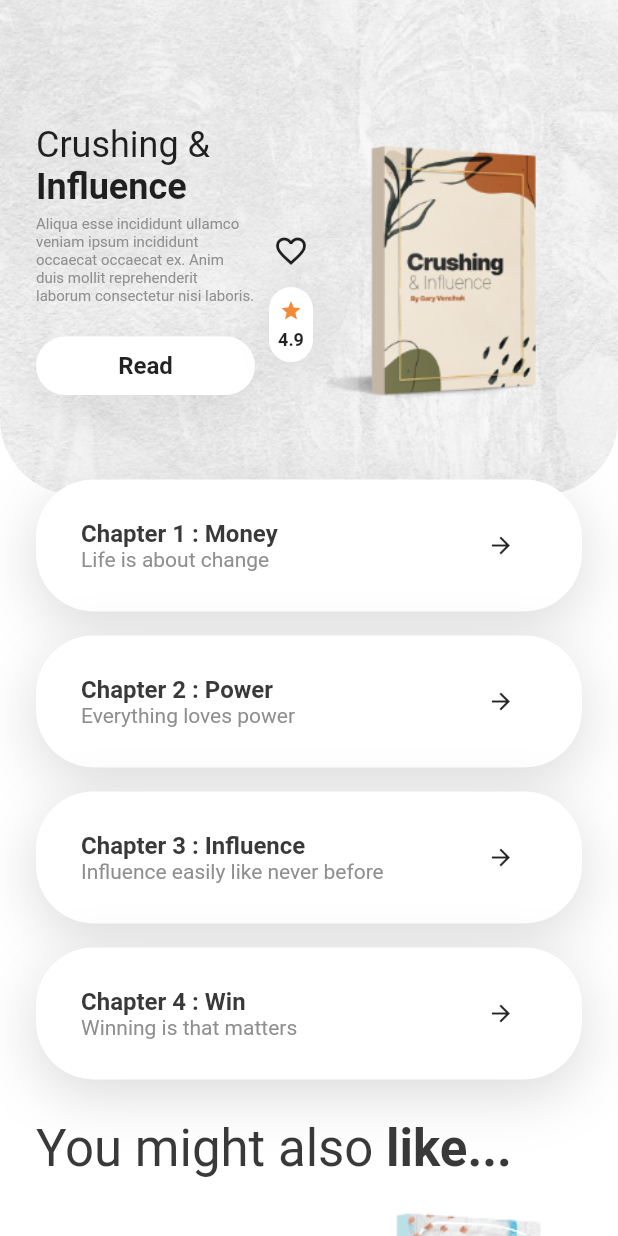
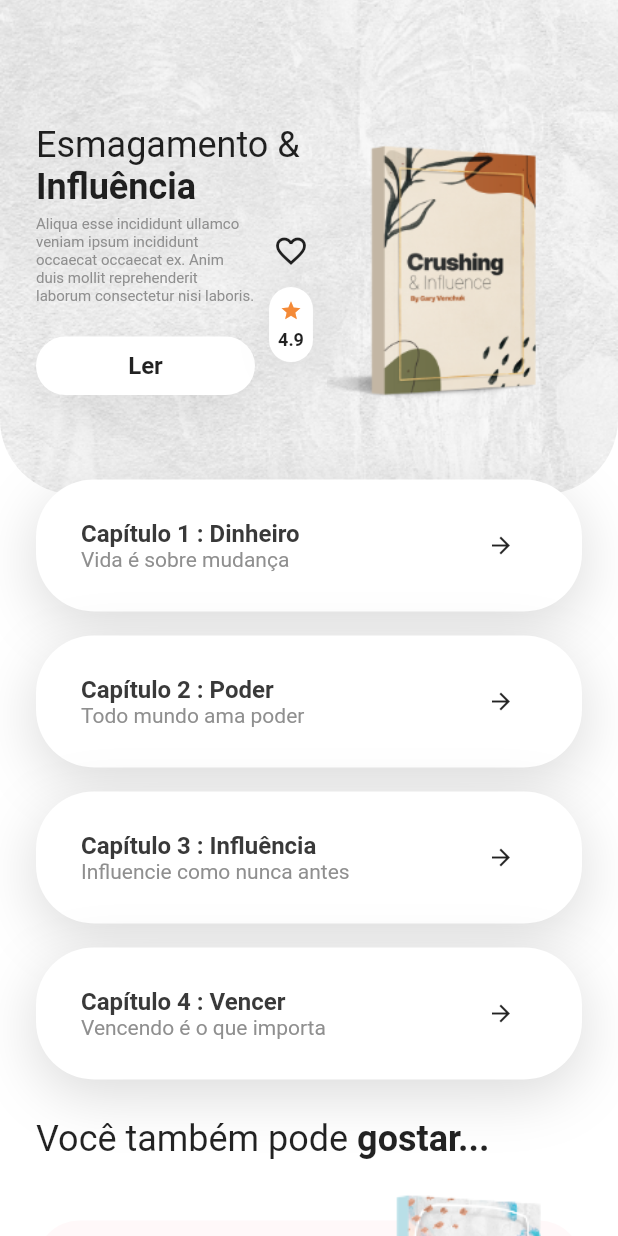
Before and after one commit to romariosilva/app_ebook_flutter, a Flutter app: the DetailsScreen screen opened directly, on a phone screen of 412 x 824 dp. Run offline on Flutter 3.47's test engine with Material 2 defaults, Android fonts, the phone set to English and light mode, and no system bars.

Commit message:
Translating the app

```diff
--- a/lib/screens/details_screen.dart
+++ b/lib/screens/details_screen.dart
@@ -46,27 +46,27 @@ class DetailsScreen extends StatelessWidget {
                     crossAxisAlignment: CrossAxisAlignment.start,
                     children: [
                       ChapterCard(
-                        name: "Money",
+                        name: "Dinheiro",
                         chapterNumber: 1,
-                        tag: "Life is about change",
+                        tag: "Vida é sobre mudança",
                         press: (){},
                       ),
                       ChapterCard(
-                        name: "Power",
+                        name: "Poder",
                         chapterNumber: 2,
-                        tag: "Everything loves power",
+                        tag: "Todo mundo ama poder",
                         press: (){},
                       ),
                       ChapterCard(
-                        name: "Influence",
+                        name: "Influência",
                         chapterNumber: 3,
-                        tag: "Influence easily like never before",
+                        tag: "Influencie como nunca antes",
                         press: (){},
                       ),
                       ChapterCard(
-                        name: "Win",
+                        name: "Vencer",
                         chapterNumber: 4,
-                        tag: "Winning is that matters",
+                        tag: "Vencendo é o que importa",
                         press: (){},
                       ),
                       SizedBox(height: 10)
@@ -82,13 +82,13 @@ class DetailsScreen extends StatelessWidget {
                 children: [
                   RichText(
                     text: TextSpan(
-                      style: Theme.of(context).textTheme.headline4,
+                      style: Theme.of(context).textTheme.headline5,
                       children: [
                         TextSpan(
-                          text: "You might also ",
+                          text: "Você também pode ",
                         ),
                         TextSpan(
-                          text: "like...",
+                          text: "gostar...",
                           style: TextStyle(fontWeight: FontWeight.bold),
                         ),
                       ],
@@ -121,7 +121,7 @@ class DetailsScreen extends StatelessWidget {
                                   style: TextStyle(color: kBlackColor),
                                   children: [
                                     TextSpan(
-                                      text: "How To Win \nFriends & Influence \n",
+                                      text: "Como Ganhar \nAmigos & Influência \n",
                                       style: TextStyle(
                                         fontSize: 20
                                       ),
@@ -141,7 +141,7 @@ class DetailsScreen extends StatelessWidget {
                                   SizedBox(width: 20),
                                   Expanded(
                                     child: RoudendButton(
-                                      text: "Read",
+                                      text: "Ler",
                                       verticalPadding: 10,
                                     ),
                                   )
@@ -214,7 +214,7 @@ class ChapterCard extends StatelessWidget {
             text: TextSpan(
               children: [
                 TextSpan(
-                  text: "Chapter $chapterNumber : $name \n",
+                  text: "Capítulo $chapterNumber : $name \n",
                   style: TextStyle(
                     fontSize: 16,
                     color: kBlackColor,
@@ -256,11 +256,11 @@ class BookInfo extends StatelessWidget {
             crossAxisAlignment: CrossAxisAlignment.start,
             children: [
               Text(
-                "Crushing &",
+                "Esmagamento &",
                 style: Theme.of(context).textTheme.headline5,
               ),
               Text(
-                "Influence",
+                "Influência",
                 style: Theme.of(context)
                         .textTheme
                         .headline5
@@ -285,7 +285,7 @@ class BookInfo extends StatelessWidget {
                         ),
                         SizedBox(height: 5),
                         RoudendButton(
-                          text: "Read",
+                          text: "Ler",
                           verticalPadding: 10,
                         ),
                       ],
--- a/lib/screens/home_screen.dart
+++ b/lib/screens/home_screen.dart
@@ -33,11 +33,11 @@ class HomeScreen extends StatelessWidget {
                     padding: const EdgeInsets.symmetric(horizontal: 24),
                     child: RichText(
                       text: TextSpan(
-                        style: Theme.of(context).textTheme.headline3,
+                        style: Theme.of(context).textTheme.headline4,
                         children: [
-                          TextSpan(text: "What are you \nreading "),
+                          TextSpan(text: "O que você está \nlendo "),
                           TextSpan(
-                            text: "today?",
+                            text: "hoje?",
                             style: TextStyle(
                               fontWeight: FontWeight.bold,
                             ),
@@ -53,7 +53,7 @@ class HomeScreen extends StatelessWidget {
                       children: [
                         ReadingListCard(
                           image: "assets/images/book-1.png",
-                          title: "Crushing & Influence",
+                          title: "Esmagamento & Influência",
                           auth: "Gary Venchuk",
                           rating: 4.9,
                           pressDetails: (){
@@ -69,7 +69,7 @@ class HomeScreen extends StatelessWidget {
                         ),
                         ReadingListCard(
                           image: "assets/images/book-2.png",
-                          title: "Top Ten Business Hacks",
+                          title: "Top Dez Negócios Hacks",
                           auth: "Herman Joel",
                           rating: 4.8,
                         ),
@@ -86,9 +86,9 @@ class HomeScreen extends StatelessWidget {
                           text: TextSpan(
                             style: Theme.of(context).textTheme.headline4,
                             children: [
-                              TextSpan(text: "Best of the "),
+                              TextSpan(text: "O melhor do "),
                               TextSpan(
-                                text: "day",
+                                text: "dia",
                                 style: TextStyle(fontWeight: FontWeight.bold)
                               ),
                             ],
@@ -101,7 +101,7 @@ class HomeScreen extends StatelessWidget {
                             children: [
                               TextSpan(text: "Continue "),
                               TextSpan(
-                                text: "reading...",
+                                text: "lendo...",
                                 style: TextStyle(fontWeight: FontWeight.bold)
                               ),
                             ],
@@ -138,7 +138,7 @@ class HomeScreen extends StatelessWidget {
                                             crossAxisAlignment: CrossAxisAlignment.start,
                                             children: [
                                               Text(
-                                                "Crushing & Influence",
+                                                "Esmagamento & Influência",
                                                 style: TextStyle(
                                                   fontWeight: FontWeight.bold
                                                 ),
@@ -152,7 +152,7 @@ class HomeScreen extends StatelessWidget {
                                               Align(
                                                 alignment: Alignment.bottomRight,
                                                 child: Text(
-                                                  "Chapter 7 of 10",
+                                                  "Capítulo 7 of 10",
                                                   style: TextStyle(
                                                     fontSize: 10,
                                                     color: kLightBlackColor
@@ -219,7 +219,7 @@ class HomeScreen extends StatelessWidget {
                                   crossAxisAlignment: CrossAxisAlignment.start,
                                   children: [
                                     Text(
-                                      "New York Time Best For 11th March 2020",
+                                      "O melhor da New York Times Por 11 de Março 2020",
                                       style: TextStyle(
                                         fontSize: 9,
                                         color: kLightBlackColor
@@ -227,7 +227,7 @@ class HomeScreen extends StatelessWidget {
                                     ),
                                     SizedBox(height: 5),
                                     Text(
-                                      "How To Win \nFriends & Influence",
+                                      "Como ganhar \nAmigos & Influência",
                                       style: Theme.of(context).textTheme.headline6,
                                     ),
                                     Text(
@@ -271,7 +271,7 @@ class HomeScreen extends StatelessWidget {
                                 height: 40,
                                 width: size.width * .3,
                                 child: TwoSizeRoundedButton(
-                                  text: "Read",
+                                  text: "Ler",
                                   radious: 24,
                                   press: (){},
                                 ),
--- a/lib/widgets/reading_card_list.dart
+++ b/lib/widgets/reading_card_list.dart
@@ -111,12 +111,12 @@ class ReadingListCard extends StatelessWidget {
                           width: 101,
                           padding: EdgeInsets.symmetric(vertical: 10),
                           alignment: Alignment.center,
-                          child: Text("Details"),
+                          child: Text("Detalhes"),
                         ),
                       ),
                       Expanded(
                         child: TwoSizeRoundedButton(
-                          text: "Read",
+                          text: "Ler",
                           press: pressRead,
                         ),
                       )
```
